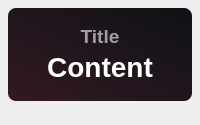
Old version of the form ui/hoshino/dark/widget-base.ui in the repository RinLit-233-shiroko/Class-Widgets.
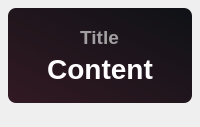
New version of the form.

```diff
--- a/ui/hoshino/dark/widget-base.ui
+++ b/ui/hoshino/dark/widget-base.ui
@@ -7,7 +7,7 @@
     <x>0</x>
     <y>0</y>
     <width>200</width>
-    <height>125</height>
+    <height>127</height>
    </rect>
   </property>
   <property name="minimumSize">
@@ -64,9 +64,11 @@
        <number>14</number>
       </property>
       <item>
+       <layout class="QHBoxLayout" name="titleLayout">
+        <item>
        <widget class="QLabel" name="title">
         <property name="sizePolicy">
-         <sizepolicy hsizetype="Expanding" vsizetype="Maximum">
+           <sizepolicy hsizetype="Maximum" vsizetype="Maximum">
           <horstretch>0</horstretch>
           <verstretch>0</verstretch>
          </sizepolicy>
@@ -95,10 +97,14 @@
         </property>
        </widget>
       </item>
+       </layout>
+      </item>
+      <item>
+       <layout class="QHBoxLayout" name="contentLayout">
       <item>
        <widget class="QLabel" name="content">
         <property name="sizePolicy">
-         <sizepolicy hsizetype="Expanding" vsizetype="Maximum">
+           <sizepolicy hsizetype="Maximum" vsizetype="Maximum">
           <horstretch>0</horstretch>
           <verstretch>0</verstretch>
          </sizepolicy>
@@ -127,6 +133,8 @@
          <set>Qt::AlignCenter</set>
         </property>
        </widget>
+        </item>
+       </layout>
       </item>
      </layout>
     </widget>
```
Lines whose indentation alone changed are shown as unchanged.
